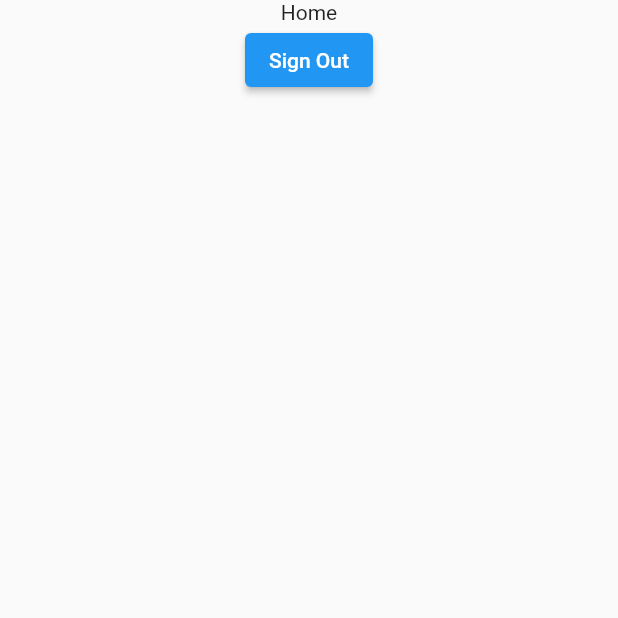
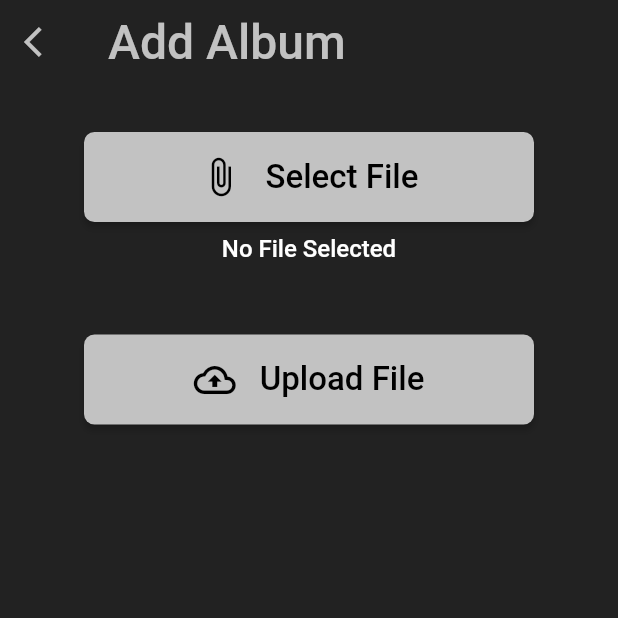
Before and after one commit to Prata129/CCU, a Flutter app: the screen it shows once a user with an empty profile is signed in, on a phone screen of 412 x 824 dp, the top half of it. Run offline on Flutter 3.47's test engine with Material 2 defaults, Android fonts, the phone set to English and light mode, and no system bars; our stand-ins replace file_picker, firebase_auth, firebase_core, firebase_storage, google_fonts; accounts and stored records are empty.

Commit message:
implement song upload

```diff
--- a/Revio/lib/main.dart
+++ b/Revio/lib/main.dart
@@ -10,6 +10,7 @@ import 'package:revio/ui/paymentsScreen.dart';
 import 'package:revio/ui/settingsScreen.dart';
 import 'package:revio/ui/LibraryScreen.dart';
 import 'package:revio/ui/aboutScreen.dart';
+import 'package:revio/ui/addSongScreen.dart';
 import 'package:revio/ui/eventsHomePage.dart';
 
 Future<void> main() async {
@@ -47,7 +48,7 @@ class AuthenticationWrapper extends StatelessWidget {
     final firebaseUser = context.watch<User?>();
 
     if (firebaseUser != null) {
-      return HomePage();
+      return AddSongScreen();
     }
     return LoginPage();
   }
--- /dev/null
+++ b/Revio/lib/ui/addSongScreen.dart
@@ -0,0 +1,116 @@
+import 'dart:io';
+
+import 'package:file_picker/file_picker.dart';
+import 'package:firebase_storage/firebase_storage.dart';
+import 'package:flutter/material.dart';
+import 'package:revio/ui/widgets/button.dart';
+import 'api/firebase_api.dart';
+import 'package:path/path.dart';
+
+class AddSongScreen extends StatefulWidget {
+  @override
+  _AddSongState createState() => _AddSongState();
+}
+
+class _AddSongState extends State<AddSongScreen> {
+  UploadTask? task;
+  File? file;
+
+  @override
+  Widget build(BuildContext context) {
+    final fileName = file != null ? basename(file!.path) : 'No File Selected';
+
+    return Scaffold(
+      backgroundColor: Color(0xFF222222),
+      body: SingleChildScrollView(
+        child: Column(
+          children: <Widget>[
+            AppBar(
+              leading: IconButton(
+                  icon: Icon(Icons.arrow_back_ios),
+                  onPressed: () {
+                    Navigator.pop(context);
+                  }),
+              iconTheme: IconThemeData(color: Color(0xFFC2C2C2)),
+              backgroundColor: Color(0xFF222222),
+              title: Text("Add Album",
+                  style: TextStyle(fontSize: 32.0, color: Color(0xFFC2C2C2))),
+              elevation: 0,
+            ),
+            Container(
+              padding: EdgeInsets.all(32),
+              child: Center(
+                child: Column(
+                  mainAxisAlignment: MainAxisAlignment.center,
+                  children: [
+                    ButtonWidget(
+                      text: 'Select File',
+                      icon: Icons.attach_file,
+                      onClicked: selectFile,
+                    ),
+                    SizedBox(height: 8),
+                    Text(
+                      fileName,
+                      style: const TextStyle(
+                          fontSize: 16,
+                          fontWeight: FontWeight.w500,
+                          color: Colors.white),
+                    ),
+                    SizedBox(height: 48),
+                    ButtonWidget(
+                      text: 'Upload File',
+                      icon: Icons.cloud_upload_outlined,
+                      onClicked: uploadFile,
+                    ),
+                    SizedBox(height: 20),
+                    task != null ? buildUploadStatus(task!) : Container(),
+                  ],
+                ),
+              ),
+            ),
+          ],
+        ),
+      ),
+    );
+  }
+
+  Future selectFile() async {
+    final result = await FilePicker.platform.pickFiles(allowMultiple: false);
+
+    if (result == null) return;
+    final path = result.files.single.path!;
+
+    setState(() => file = File(path));
+  }
+
+  Future uploadFile() async {
+    if (file == null) return;
+
+    final fileName = basename(file!.path);
+    final destination = 'files/$fileName';
+
+    task = FirebaseApi.uploadFile(destination, file!);
+    setState(() {});
+  }
+
+  Widget buildUploadStatus(UploadTask task) => StreamBuilder<TaskSnapshot>(
+        stream: task.snapshotEvents,
+        builder: (context, snapshot) {
+          if (snapshot.hasData) {
+            final snap = snapshot.data!;
+            final progress = snap.bytesTransferred / snap.totalBytes;
+            final percentage = (progress * 100).toStringAsFixed(2);
+
+            return Text(
+              '$percentage %',
+              style: const TextStyle(
+                  fontSize: 20,
+                  fontWeight: FontWeight.bold,
+                  color: Colors.white),
+            );
+          } else {
+            return Container();
+          }
+        },
+      );
+}
--- /dev/null
+++ b/Revio/lib/ui/widgets/button.dart
@@ -0,0 +1,40 @@
+import 'package:flutter/material.dart';
+
+class ButtonWidget extends StatelessWidget {
+  final IconData icon;
+  final String text;
+  final VoidCallback onClicked;
+
+  const ButtonWidget({
+    Key? key,
+    required this.icon,
+    required this.text,
+    required this.onClicked,
+  }) : super(key: key);
+
+  @override
+  Widget build(BuildContext context) => ElevatedButton(
+        style: ButtonStyle(
+            shape: MaterialStateProperty.all<RoundedRectangleBorder>(
+                RoundedRectangleBorder(
+              borderRadius: BorderRadius.circular(7.0),
+            )),
+            fixedSize: MaterialStateProperty.all<Size>(Size(300, 60)),
+            backgroundColor:
+                MaterialStateProperty.all<Color>(Color(0xFFC2C2C2))),
+        child: buildContent(),
+        onPressed: onClicked,
+      );
+
+  Widget buildContent() => Row(
+        mainAxisSize: MainAxisSize.min,
+        children: [
+          Icon(icon, size: 28, color: Colors.black),
+          SizedBox(width: 16),
+          Text(
+            text,
+            style: TextStyle(fontSize: 22, color: Colors.black),
+          ),
+        ],
+      );
+}
--- a/Revio/pubspec.yaml
+++ b/Revio/pubspec.yaml
@@ -37,6 +37,8 @@ dependencies:
   firebase_core: ^1.11.0
   firebase_auth: ^3.3.5
   provider: ^6.0.2
+  firebase_storage: ^10.2.5
+  file_picker: ^4.3.2
 
 dev_dependencies:
   flutter_test:
```
Also changed, not shown: Revio/lib/ui/albumScreen.dart (added, +88 -0 lines), Revio/lib/ui/api/firebase_api.dart (added, +26 -0 lines), presentation.txt (added, +8 -0 lines), Revio/pubspec.lock.
